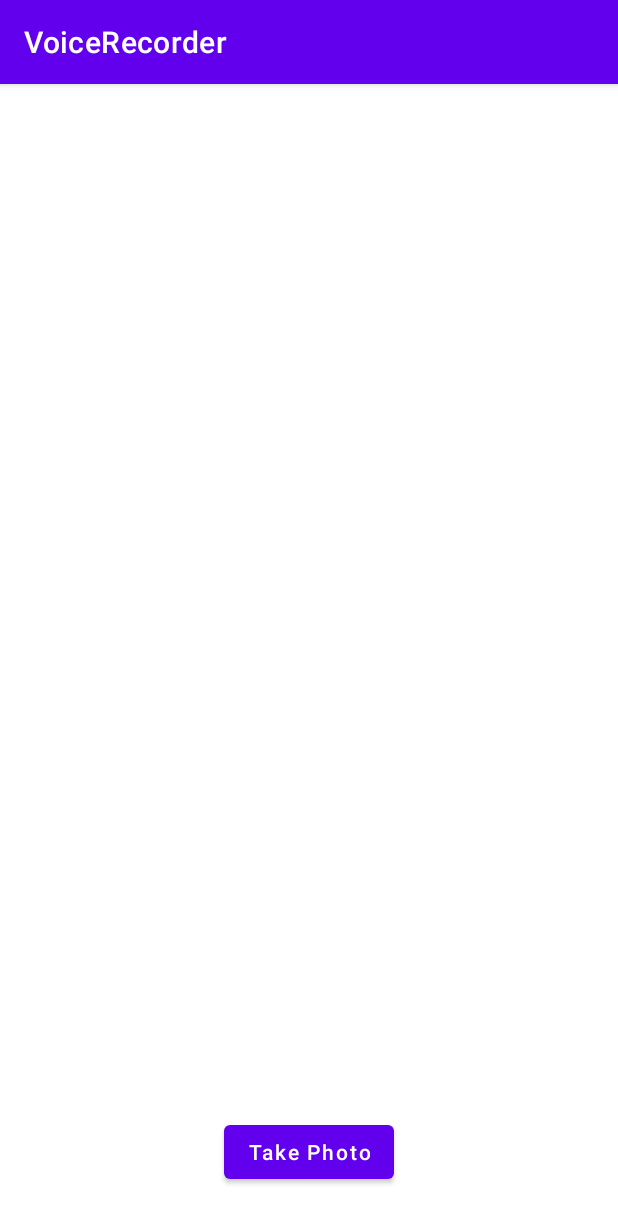
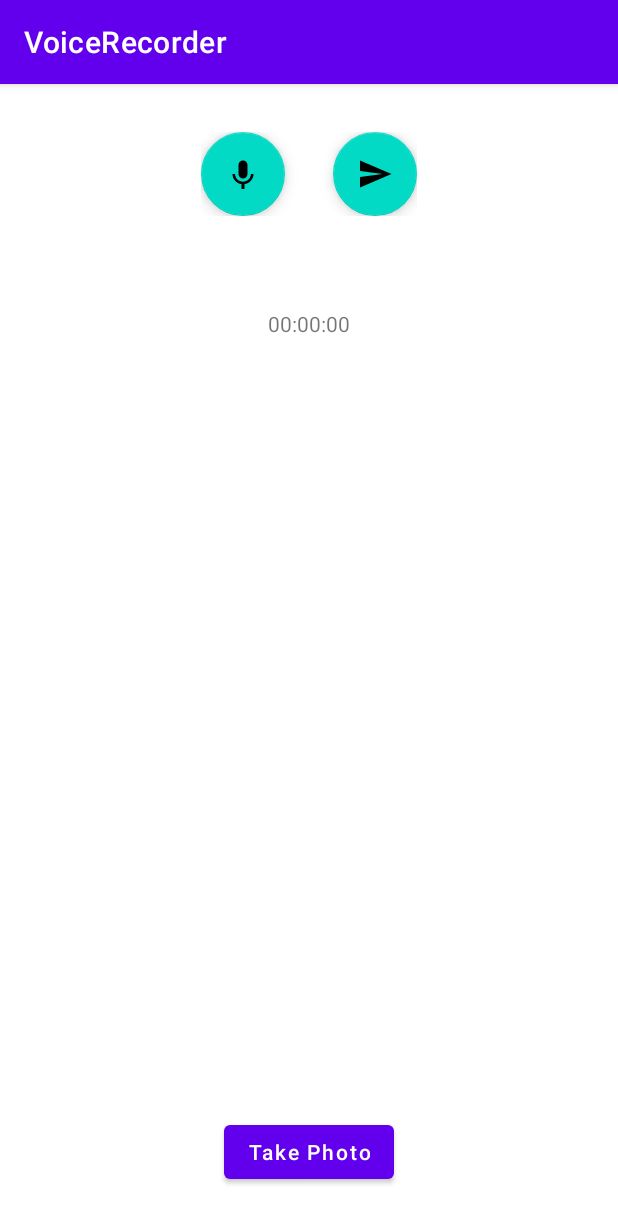
Before and after one commit to ArezooSadeghi/VoiceRecorder, an Android app: the screen it shows after launch (MainActivity), on a phone screen of 412 x 824 dp. Shown: the top 1223 px of the screen. Run offline under Robolectric (Android 15) with nearby library versions, the phone set to English and light mode, and no system bars.

```diff
--- a/app/src/main/AndroidManifest.xml
+++ b/app/src/main/AndroidManifest.xml
@@ -5,6 +5,7 @@
     <uses-permission android:name="android.permission.READ_EXTERNAL_STORAGE" />
     <uses-permission android:name="android.permission.WRITE_EXTERNAL_STORAGE" />
     <uses-permission android:name="android.permission.CAMERA" />
+    <uses-permission android:name="android.permission.RECORD_AUDIO" />
 
     <uses-feature
         android:name="android.hardware.camera2"
--- /dev/null
+++ b/app/src/main/res/drawable/ic_send.xml
@@ -0,0 +1,11 @@
+<vector xmlns:android="http://schemas.android.com/apk/res/android"
+    android:width="24dp"
+    android:height="24dp"
+    android:viewportWidth="24"
+    android:viewportHeight="24"
+    android:tint="?attr/colorControlNormal"
+    android:autoMirrored="true">
+  <path
+      android:fillColor="@android:color/white"
+      android:pathData="M2.01,21L23,12 2.01,3 2,10l15,2 -15,2z"/>
+</vector>
--- /dev/null
+++ b/app/src/main/res/drawable/ic_voice.xml
@@ -0,0 +1,10 @@
+<vector xmlns:android="http://schemas.android.com/apk/res/android"
+    android:width="24dp"
+    android:height="24dp"
+    android:viewportWidth="24"
+    android:viewportHeight="24"
+    android:tint="?attr/colorControlNormal">
+  <path
+      android:fillColor="@android:color/white"
+      android:pathData="M12,15c1.66,0 2.99,-1.34 2.99,-3L15,6c0,-1.66 -1.34,-3 -3,-3S9,4.34 9,6v6c0,1.66 1.34,3 3,3zM17.3,12c0,3 -2.54,5.1 -5.3,5.1S6.7,15 6.7,12L5,12c0,3.42 2.72,6.23 6,6.72L11,22h2v-3.28c3.28,-0.48 6,-3.3 6,-6.72h-1.7z"/>
+</vector>
--- a/app/src/main/res/layout/activity_main.xml
+++ b/app/src/main/res/layout/activity_main.xml
@@ -4,6 +4,37 @@
     android:layout_width="match_parent"
     android:layout_height="match_parent"
     tools:context=".MainActivity">
+
+    <LinearLayout
+        android:layout_width="wrap_content"
+        android:layout_height="wrap_content"
+        android:layout_gravity="center_horizontal"
+        android:layout_marginTop="32dp"
+        android:orientation="horizontal">
+
+        <com.google.android.material.floatingactionbutton.FloatingActionButton
+            android:id="@+id/fab_record"
+            android:layout_width="wrap_content"
+            android:layout_height="wrap_content"
+            android:layout_marginRight="16dp"
+            android:src="@drawable/ic_voice" />
+
+        <com.google.android.material.floatingactionbutton.FloatingActionButton
+            android:id="@+id/fab_send"
+            android:layout_width="wrap_content"
+            android:layout_height="wrap_content"
+            android:layout_marginLeft="16dp"
+            android:src="@drawable/ic_send" />
+
+    </LinearLayout>
+
+    <TextView
+        android:id="@+id/txt_timer"
+        android:layout_width="wrap_content"
+        android:layout_height="wrap_content"
+        android:layout_gravity="center_horizontal"
+        android:layout_marginTop="150dp"
+        android:text="00:00:00" />
 
     <ImageView
         android:id="@+id/img"
```
Also changed, not shown: app/src/main/java/com/example/voicerecorder/MainActivity.java (+142 -14 lines), app/src/main/res/drawable/ic_stop.xml (added, +10 -0 lines).
